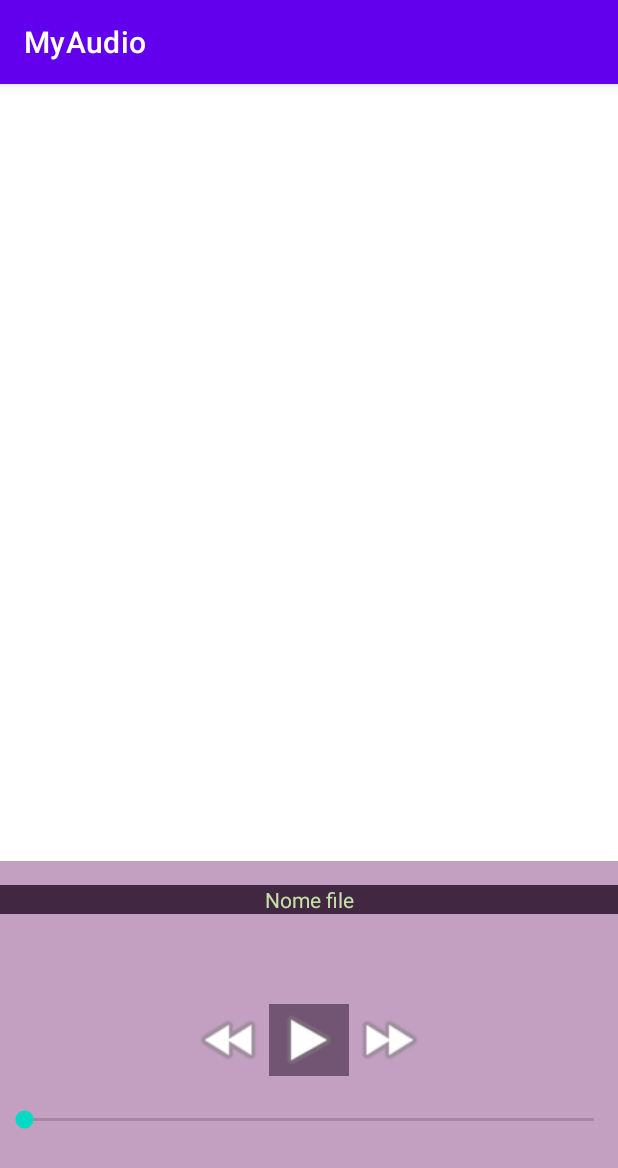
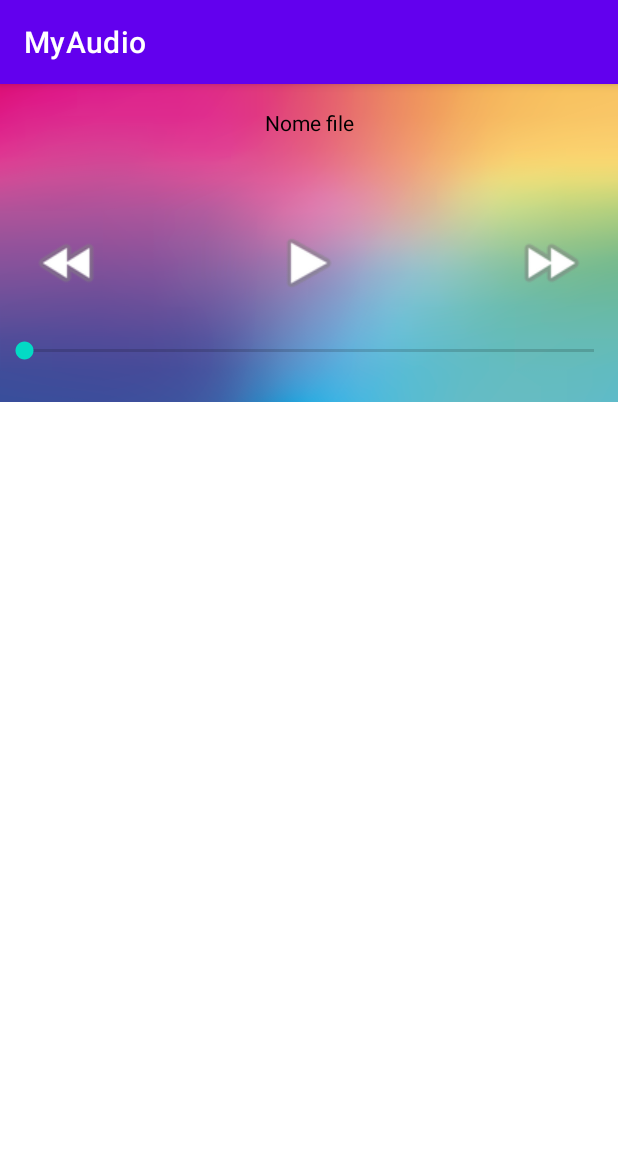
Before and after one commit to Jok98/MyAudio, an Android app: the AudioListFragment screen opened through its navigation route, on a phone screen of 412 x 824 dp. Shown: the top 1168 px of the screen. Run offline under Robolectric (Android 15) with nearby library versions, the phone set to English and light mode, and no system bars.

```diff
--- a/app/src/main/res/layout/fragment_audio_list.xml
+++ b/app/src/main/res/layout/fragment_audio_list.xml
@@ -1,15 +1,21 @@
 <?xml version="1.0" encoding="utf-8"?>
-<androidx.coordinatorlayout.widget.CoordinatorLayout xmlns:android="http://schemas.android.com/apk/res/android"
+<androidx.constraintlayout.widget.ConstraintLayout xmlns:android="http://schemas.android.com/apk/res/android"
     xmlns:tools="http://schemas.android.com/tools"
     android:layout_width="match_parent"
     android:layout_height="match_parent"
+    xmlns:app="http://schemas.android.com/apk/res-auto"
     tools:context=".AudioListFragment">
 
     <androidx.recyclerview.widget.RecyclerView
-    android:id="@+id/audio_list_view"
-    android:layout_width="match_parent"
-    android:layout_height="match_parent"
-    />
+        android:id="@+id/audio_list_view"
+        android:layout_width="match_parent"
+        android:layout_height="wrap_content"
+        app:layout_constraintBottom_toBottomOf="parent"
+        app:layout_constraintStart_toStartOf="player_sheet"
+        app:layout_constraintTop_toBottomOf="@+id/include"
+        app:layout_constraintVertical_bias="0.0" />
 
-    <include layout="@layout/player_sheet"/>
-</androidx.coordinatorlayout.widget.CoordinatorLayout>
+    <include
+        android:id="@+id/include"
+        layout="@layout/player_sheet" />
+</androidx.constraintlayout.widget.ConstraintLayout>
--- a/app/src/main/res/layout/fragment_record.xml
+++ b/app/src/main/res/layout/fragment_record.xml
@@ -4,7 +4,10 @@
     android:layout_width="match_parent"
     android:layout_height="match_parent"
     xmlns:app="http://schemas.android.com/apk/res-auto"
+    android:background="@drawable/color"
     tools:context=".RecordFragment">
+
+
 
     <ImageView
         android:id="@+id/record_header_image"
@@ -22,7 +25,8 @@
         android:layout_height="wrap_content"
         android:text="Premere il microfo per iniziare a registrare"
         android:textAlignment="center"
-        android:textSize="20dp"
+        android:textSize="20sp"
+        android:textStyle="bold"
         app:layout_constraintEnd_toEndOf="@id/record_header_image"
         app:layout_constraintStart_toStartOf="@id/record_header_image"
         app:layout_constraintTop_toBottomOf="@id/record_header_image" />
@@ -52,7 +56,7 @@
         android:id="@+id/record_list_btn"
         android:layout_width="50dp"
         android:layout_height="65dp"
-        android:src="@drawable/menu"
+        android:src="@android:drawable/ic_menu_sort_by_size"
         app:layout_constraintBottom_toBottomOf="@id/record_button"
         app:layout_constraintEnd_toEndOf="parent"
         app:layout_constraintStart_toEndOf="@id/record_button"
--- a/app/src/main/res/layout/player_sheet.xml
+++ b/app/src/main/res/layout/player_sheet.xml
@@ -6,12 +6,9 @@
     xmlns:tools="http://schemas.android.com/tools"
 
     android:layout_width="match_parent"
-    android:layout_height="match_parent"
-    android:background="@color/material_dynamic_tertiary70"
+    android:layout_height="wrap_content"
+    android:background="@drawable/color"
 
-    app:layout_behavior="com.google.android.material.bottomsheet.BottomSheetBehavior"
-    app:behavior_hideable="true"
-    app:behavior_peekHeight="250dp"
     >
 
 
@@ -34,10 +31,9 @@
         android:layout_height="wrap_content"
         android:layout_marginTop="16dp"
         android:layout_weight="1"
-        android:background="@color/material_dynamic_tertiary20"
         android:text="Nome file"
         android:textAlignment="center"
-        android:textColor="#C5E1A5"
+        android:textColor="#000000"
         app:layout_constraintEnd_toEndOf="parent"
         app:layout_constraintHorizontal_bias="0.0"
         app:layout_constraintStart_toStartOf="parent"
@@ -49,7 +45,6 @@
         android:layout_height="48dp"
         android:layout_marginTop="60dp"
         android:layout_weight="1"
-        android:background="@color/material_dynamic_tertiary40"
         app:layout_constraintEnd_toEndOf="parent"
         app:layout_constraintStart_toStartOf="parent"
         app:layout_constraintTop_toBottomOf="@+id/textView"
@@ -59,26 +54,32 @@
         android:id="@+id/btn_backward"
         android:layout_width="53dp"
         android:layout_height="48dp"
+        android:layout_marginEnd="108dp"
         app:layout_constraintBottom_toBottomOf="@+id/btn_play"
         app:layout_constraintEnd_toStartOf="@+id/btn_play"
         app:layout_constraintTop_toTopOf="@+id/btn_play"
+        app:layout_constraintVertical_bias="0.0"
         app:srcCompat="@android:drawable/ic_media_rew" />
 
     <ImageView
         android:id="@+id/btn_foward"
         android:layout_width="53dp"
         android:layout_height="48dp"
+        android:layout_marginStart="108dp"
         app:layout_constraintBottom_toBottomOf="@+id/btn_play"
         app:layout_constraintStart_toEndOf="@+id/btn_play"
         app:layout_constraintTop_toTopOf="@+id/btn_play"
+        app:layout_constraintVertical_bias="1.0"
         app:srcCompat="@android:drawable/ic_media_ff" />
 
     <SeekBar
         android:layout_width="match_parent"
         android:layout_height="wrap_content"
-        android:layout_marginTop="20dp"
+        android:layout_marginTop="25dp"
         app:layout_constraintTop_toBottomOf="@id/btn_play"
-        tools:layout_editor_absoluteX="0dp" />
+        app:layout_constraintBottom_toBottomOf="parent"
+        android:layout_marginBottom="25dp"
+         />
 
 
 </androidx.constraintlayout.widget.ConstraintLayout>
```
Also changed, not shown: app/src/main/res/drawable/color.png (added).
